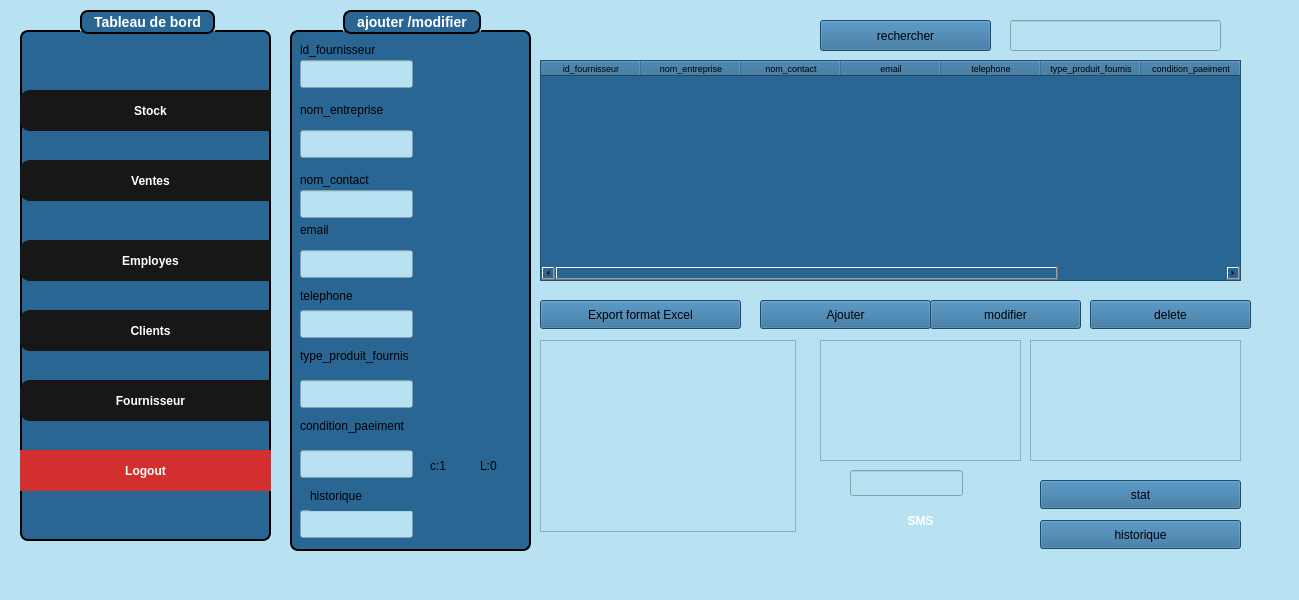
First picture: the form in projectUpdateeMariem2/fournisseurwindow.ui, repository Esprit-UP-Algo/projetcpp-2a25-s1-smart-optical-store, before the edit.
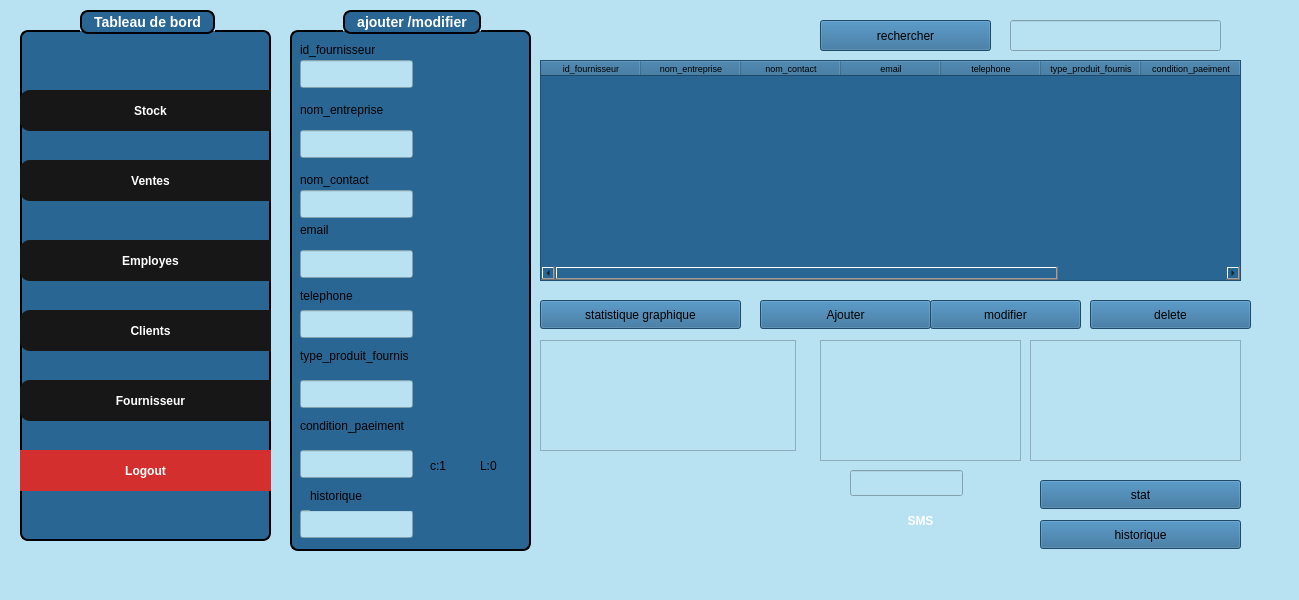
Second picture: the form after the edit. Icons and pictures are not drawn.

Diff of the .ui file:
```diff
--- a/projectUpdateeMariem2/fournisseurwindow.ui
+++ b/projectUpdateeMariem2/fournisseurwindow.ui
@@ -306,7 +306,7 @@
        <string notr="true"> background-color: rgb(41, 102, 148);</string>
       </property>
       <property name="text">
-       <string>Export format Excel</string>
+       <string>statistique graphique</string>
       </property>
      </widget>
      <widget class="QTableWidget" name="tableWidget_2">
@@ -780,7 +780,7 @@
         <x>250</x>
         <y>350</y>
         <width>256</width>
-        <height>192</height>
+        <height>111</height>
        </rect>
       </property>
      </widget>
```
